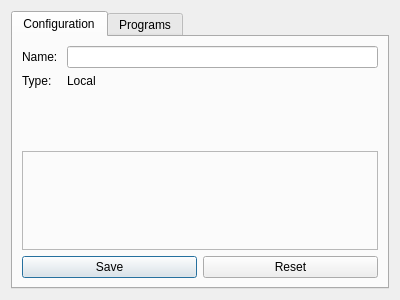
OpenChemistry/molequeue, file molequeue/ui/queuesettingsdialog.ui: the form before one commit.
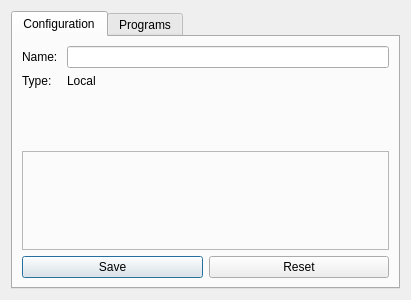
The form after the commit.

```diff
--- a/molequeue/ui/queuesettingsdialog.ui
+++ b/molequeue/ui/queuesettingsdialog.ui
@@ -6,7 +6,7 @@
    <rect>
     <x>0</x>
     <y>0</y>
-    <width>400</width>
+    <width>411</width>
     <height>300</height>
    </rect>
   </property>
```
